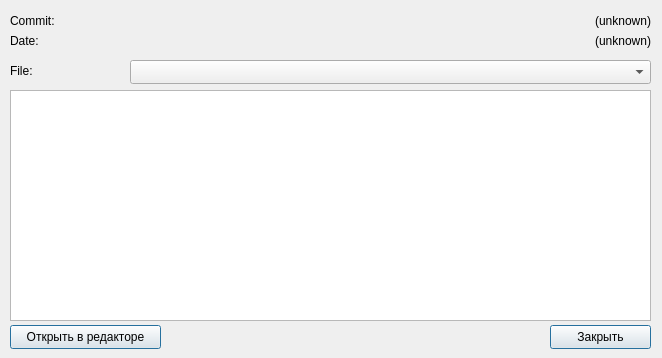
This is source/commitwin.ui in arcan1s/git-etc as Qt 5 draws it before an edit. The edited form follows.
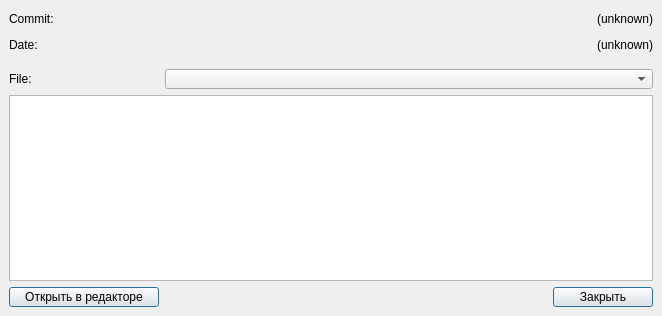
This is the edited form.

What changed in the file:
```diff
--- a/source/commitwin.ui
+++ b/source/commitwin.ui
@@ -7,11 +7,11 @@
     <x>0</x>
     <y>0</y>
     <width>662</width>
-    <height>358</height>
+    <height>316</height>
    </rect>
   </property>
   <property name="sizePolicy">
-   <sizepolicy hsizetype="Fixed" vsizetype="Fixed">
+   <sizepolicy hsizetype="Minimum" vsizetype="Fixed">
     <horstretch>0</horstretch>
     <verstretch>0</verstretch>
    </sizepolicy>
@@ -20,128 +20,64 @@
    <string>Commit: </string>
   </property>
   <widget class="QWidget" name="centralwidget">
-   <widget class="QLabel" name="label_commit_name">
-    <property name="geometry">
-     <rect>
-      <x>10</x>
-      <y>10</y>
-      <width>81</width>
-      <height>21</height>
-     </rect>
-    </property>
-    <property name="sizePolicy">
-     <sizepolicy hsizetype="Fixed" vsizetype="Fixed">
-      <horstretch>0</horstretch>
-      <verstretch>0</verstretch>
-     </sizepolicy>
-    </property>
-    <property name="text">
-     <string>Commit:</string>
-    </property>
-   </widget>
-   <widget class="QLabel" name="label_commit">
-    <property name="geometry">
-     <rect>
-      <x>130</x>
-      <y>10</y>
-      <width>521</width>
-      <height>21</height>
-     </rect>
-    </property>
-    <property name="sizePolicy">
-     <sizepolicy hsizetype="Fixed" vsizetype="Fixed">
-      <horstretch>0</horstretch>
-      <verstretch>0</verstretch>
-     </sizepolicy>
-    </property>
-    <property name="text">
-     <string>(unknown)</string>
-    </property>
-    <property name="alignment">
-     <set>Qt::AlignRight|Qt::AlignTrailing|Qt::AlignVCenter</set>
-    </property>
-   </widget>
-   <widget class="QLabel" name="label_date">
-    <property name="geometry">
-     <rect>
-      <x>130</x>
-      <y>30</y>
-      <width>521</width>
-      <height>21</height>
-     </rect>
-    </property>
-    <property name="sizePolicy">
-     <sizepolicy hsizetype="Fixed" vsizetype="Fixed">
-      <horstretch>0</horstretch>
-      <verstretch>0</verstretch>
-     </sizepolicy>
-    </property>
-    <property name="text">
-     <string>(unknown)</string>
-    </property>
-    <property name="alignment">
-     <set>Qt::AlignRight|Qt::AlignTrailing|Qt::AlignVCenter</set>
-    </property>
-   </widget>
+   <layout class="QGridLayout" name="gridLayout">
+    <item row="1" column="0">
    <widget class="QLabel" name="label_date_name">
-    <property name="geometry">
-     <rect>
-      <x>10</x>
-      <y>30</y>
-      <width>81</width>
-      <height>21</height>
-     </rect>
-    </property>
     <property name="sizePolicy">
      <sizepolicy hsizetype="Fixed" vsizetype="Fixed">
       <horstretch>0</horstretch>
       <verstretch>0</verstretch>
      </sizepolicy>
     </property>
+      <property name="minimumSize">
+       <size>
+        <width>150</width>
+        <height>20</height>
+       </size>
+      </property>
+      <property name="maximumSize">
+       <size>
+        <width>16777215</width>
+        <height>25</height>
+       </size>
+      </property>
     <property name="text">
      <string>Date:</string>
     </property>
    </widget>
-   <widget class="QComboBox" name="box_file">
-    <property name="geometry">
-     <rect>
-      <x>130</x>
-      <y>60</y>
-      <width>521</width>
-      <height>24</height>
-     </rect>
-    </property>
-   </widget>
-   <widget class="QLabel" name="label_file_name">
-    <property name="geometry">
-     <rect>
-      <x>10</x>
-      <y>60</y>
-      <width>81</width>
-      <height>21</height>
-     </rect>
-    </property>
+    </item>
+    <item row="5" column="2">
+     <widget class="QPushButton" name="button_close">
     <property name="sizePolicy">
-     <sizepolicy hsizetype="Fixed" vsizetype="Fixed">
+       <sizepolicy hsizetype="Minimum" vsizetype="Fixed">
       <horstretch>0</horstretch>
       <verstretch>0</verstretch>
      </sizepolicy>
     </property>
+      <property name="minimumSize">
+       <size>
+        <width>100</width>
+        <height>20</height>
+       </size>
+      </property>
+      <property name="maximumSize">
+       <size>
+        <width>100</width>
+        <height>25</height>
+       </size>
+      </property>
     <property name="text">
-     <string>File:</string>
-    </property>
-   </widget>
+       <string>Закрыть</string>
+      </property>
+      <property name="default">
+       <bool>true</bool>
+      </property>
+     </widget>
+    </item>
+    <item row="4" column="0" colspan="3">
    <widget class="QTextBrowser" name="text_filediff">
-    <property name="geometry">
-     <rect>
-      <x>10</x>
-      <y>90</y>
-      <width>641</width>
-      <height>231</height>
-     </rect>
-    </property>
     <property name="sizePolicy">
-     <sizepolicy hsizetype="Fixed" vsizetype="Fixed">
+       <sizepolicy hsizetype="Expanding" vsizetype="Expanding">
       <horstretch>0</horstretch>
       <verstretch>0</verstretch>
      </sizepolicy>
@@ -162,21 +98,171 @@
 &lt;p style=&quot;-qt-paragraph-type:empty; margin-top:0px; margin-bottom:0px; margin-left:0px; margin-right:0px; -qt-block-indent:0; text-indent:0px;&quot;&gt;&lt;br /&gt;&lt;/p&gt;&lt;/body&gt;&lt;/html&gt;</string>
     </property>
    </widget>
+    </item>
+    <item row="0" column="0">
+     <widget class="QLabel" name="label_commit_name">
+      <property name="sizePolicy">
+       <sizepolicy hsizetype="Fixed" vsizetype="Fixed">
+        <horstretch>0</horstretch>
+        <verstretch>0</verstretch>
+       </sizepolicy>
+      </property>
+      <property name="minimumSize">
+       <size>
+        <width>150</width>
+        <height>20</height>
+       </size>
+      </property>
+      <property name="maximumSize">
+       <size>
+        <width>16777215</width>
+        <height>25</height>
+       </size>
+      </property>
+      <property name="text">
+       <string>Commit:</string>
+      </property>
+     </widget>
+    </item>
+    <item row="0" column="1" colspan="2">
+     <widget class="QLabel" name="label_commit">
+      <property name="sizePolicy">
+       <sizepolicy hsizetype="Expanding" vsizetype="Fixed">
+        <horstretch>0</horstretch>
+        <verstretch>0</verstretch>
+       </sizepolicy>
+      </property>
+      <property name="minimumSize">
+       <size>
+        <width>250</width>
+        <height>20</height>
+       </size>
+      </property>
+      <property name="maximumSize">
+       <size>
+        <width>16777215</width>
+        <height>25</height>
+       </size>
+      </property>
+      <property name="text">
+       <string>(unknown)</string>
+      </property>
+      <property name="alignment">
+       <set>Qt::AlignRight|Qt::AlignTrailing|Qt::AlignVCenter</set>
+      </property>
+     </widget>
+    </item>
+    <item row="1" column="1" colspan="2">
+     <widget class="QLabel" name="label_date">
+      <property name="sizePolicy">
+       <sizepolicy hsizetype="Expanding" vsizetype="Fixed">
+        <horstretch>0</horstretch>
+        <verstretch>0</verstretch>
+       </sizepolicy>
+      </property>
+      <property name="minimumSize">
+       <size>
+        <width>250</width>
+        <height>20</height>
+       </size>
+      </property>
+      <property name="maximumSize">
+       <size>
+        <width>16777215</width>
+        <height>25</height>
+       </size>
+      </property>
+      <property name="text">
+       <string>(unknown)</string>
+      </property>
+      <property name="alignment">
+       <set>Qt::AlignRight|Qt::AlignTrailing|Qt::AlignVCenter</set>
+      </property>
+     </widget>
+    </item>
+    <item row="3" column="1" colspan="2">
+     <widget class="QComboBox" name="box_file">
+      <property name="sizePolicy">
+       <sizepolicy hsizetype="Expanding" vsizetype="Fixed">
+        <horstretch>0</horstretch>
+        <verstretch>0</verstretch>
+       </sizepolicy>
+      </property>
+      <property name="minimumSize">
+       <size>
+        <width>250</width>
+        <height>20</height>
+       </size>
+      </property>
+      <property name="maximumSize">
+       <size>
+        <width>16777215</width>
+        <height>25</height>
+       </size>
+      </property>
+     </widget>
+    </item>
+    <item row="3" column="0">
+     <widget class="QLabel" name="label_file_name">
+      <property name="sizePolicy">
+       <sizepolicy hsizetype="Fixed" vsizetype="Fixed">
+        <horstretch>0</horstretch>
+        <verstretch>0</verstretch>
+       </sizepolicy>
+      </property>
+      <property name="minimumSize">
+       <size>
+        <width>150</width>
+        <height>20</height>
+       </size>
+      </property>
+      <property name="maximumSize">
+       <size>
+        <width>150</width>
+        <height>25</height>
+       </size>
+      </property>
+      <property name="text">
+       <string>File:</string>
+      </property>
+     </widget>
+    </item>
+    <item row="2" column="0" colspan="3">
+     <spacer name="verticalSpacer">
+      <property name="orientation">
+       <enum>Qt::Vertical</enum>
+      </property>
+      <property name="sizeType">
+       <enum>QSizePolicy::Fixed</enum>
+      </property>
+      <property name="sizeHint" stdset="0">
+       <size>
+        <width>20</width>
+        <height>8</height>
+       </size>
+      </property>
+     </spacer>
+    </item>
+    <item row="5" column="0" colspan="2">
    <widget class="QPushButton" name="button_open">
-    <property name="geometry">
-     <rect>
-      <x>10</x>
-      <y>325</y>
-      <width>151</width>
-      <height>24</height>
-     </rect>
-    </property>
     <property name="sizePolicy">
-     <sizepolicy hsizetype="Fixed" vsizetype="Fixed">
+       <sizepolicy hsizetype="Minimum" vsizetype="Fixed">
       <horstretch>0</horstretch>
       <verstretch>0</verstretch>
      </sizepolicy>
     </property>
+      <property name="minimumSize">
+       <size>
+        <width>150</width>
+        <height>20</height>
+       </size>
+      </property>
+      <property name="maximumSize">
+       <size>
+        <width>150</width>
+        <height>25</height>
+       </size>
+      </property>
     <property name="text">
      <string>Открыть в редакторе</string>
     </property>
@@ -184,30 +270,16 @@
      <bool>true</bool>
     </property>
    </widget>
-   <widget class="QPushButton" name="button_close">
-    <property name="geometry">
-     <rect>
-      <x>550</x>
-      <y>325</y>
-      <width>101</width>
-      <height>24</height>
-     </rect>
-    </property>
-    <property name="sizePolicy">
-     <sizepolicy hsizetype="Fixed" vsizetype="Fixed">
-      <horstretch>0</horstretch>
-      <verstretch>0</verstretch>
-     </sizepolicy>
-    </property>
-    <property name="text">
-     <string>Закрыть</string>
-    </property>
-    <property name="default">
-     <bool>true</bool>
-    </property>
-   </widget>
-  </widget>
- </widget>
+    </item>
+   </layout>
+  </widget>
+ </widget>
+ <tabstops>
+  <tabstop>box_file</tabstop>
+  <tabstop>text_filediff</tabstop>
+  <tabstop>button_open</tabstop>
+  <tabstop>button_close</tabstop>
+ </tabstops>
  <resources/>
  <connections/>
 </ui>
```
Lines whose indentation alone changed are shown as unchanged.
